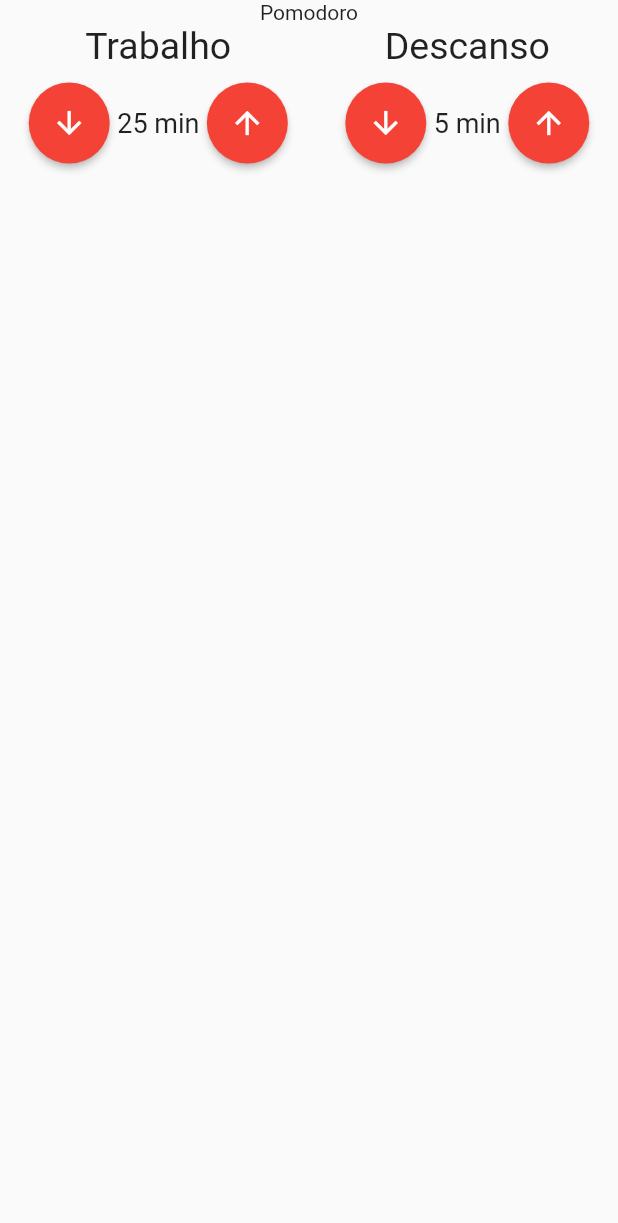
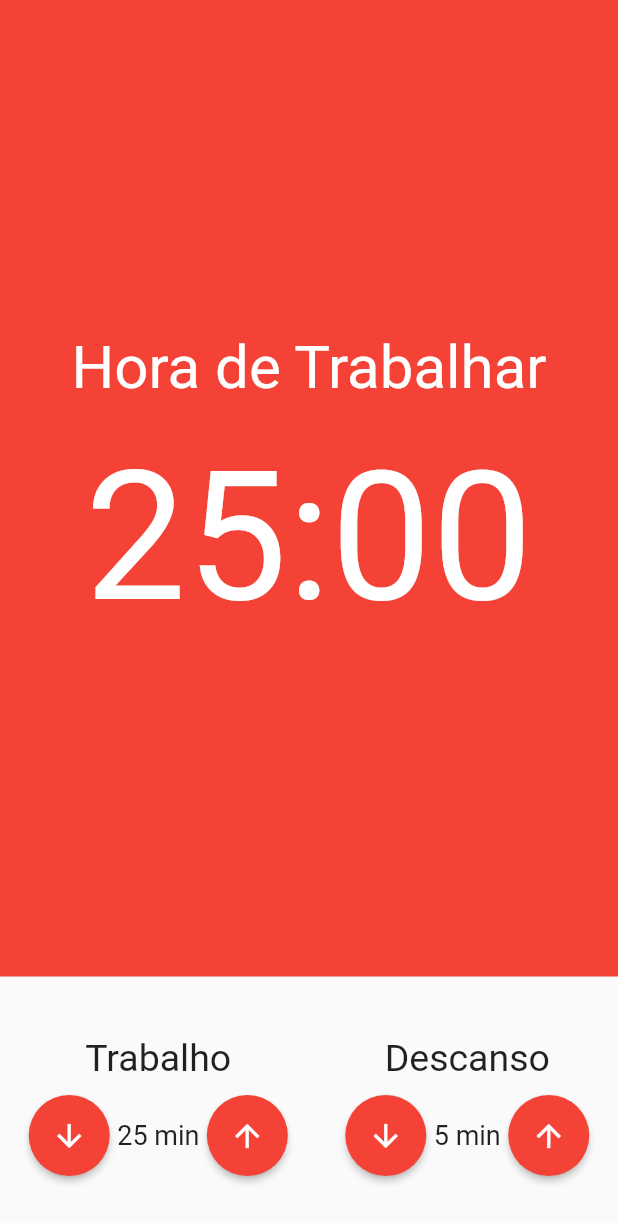
Before and after one commit to RToramaru/contador-pomodoro, a Flutter app: the screen it shows after launch, on a phone screen of 412 x 824 dp. Shown: the top 1223 px of the screen. Run offline on Flutter 3.47's test engine with Material 2 defaults, Android fonts, the phone set to English and light mode, and no system bars; our stand-ins replace mobx; generated files the repository leaves out were written again.

Commit message:
adicionar cronometro

```diff
--- /dev/null
+++ b/lib/components/cronometro.dart
@@ -0,0 +1,25 @@
+import 'package:flutter/material.dart';
+
+class Cronometro extends StatelessWidget {
+  const Cronometro({Key? key}) : super(key: key);
+
+  @override
+  Widget build(BuildContext context) {
+    return Container(
+      color: Colors.red,
+      child: Column(
+        crossAxisAlignment: CrossAxisAlignment.center,
+        mainAxisAlignment: MainAxisAlignment.center,
+        children: [
+          Text(
+            'Hora de Trabalhar',
+            style: TextStyle(fontSize: 40, color: Colors.white),
+          ),
+          SizedBox(height: 20,),
+          Text('25:00',
+          style: TextStyle(fontSize: 120, color: Colors.white),),
+        ],
+      ),
+    );
+  }
+}
--- a/lib/pages/pomodoro.dart
+++ b/lib/pages/pomodoro.dart
@@ -1,4 +1,5 @@
 import 'package:contador_pomodoro/components/EntradaTempo.dart';
+import 'package:contador_pomodoro/components/cronometro.dart';
 import 'package:flutter/material.dart';
 
 class Pomodoro extends StatelessWidget {
@@ -8,13 +9,17 @@ class Pomodoro extends StatelessWidget {
   Widget build(BuildContext context) {
     return Scaffold(
       body: Column(
+        crossAxisAlignment: CrossAxisAlignment.stretch,
         children:  [
-          Text('Pomodoro'),
-          Row(mainAxisAlignment: MainAxisAlignment.spaceAround,
-            children: [
-            EntradaTempo(titulo: 'Trabalho', valor: 25),
-          EntradaTempo(titulo: 'Descanso', valor: 5)
-          ],),
+          Expanded(child: Cronometro()),
+          Padding(
+            padding: const EdgeInsets.symmetric(vertical: 40),
+            child: Row(mainAxisAlignment: MainAxisAlignment.spaceAround,
+              children: [
+              EntradaTempo(titulo: 'Trabalho', valor: 25),
+            EntradaTempo(titulo: 'Descanso', valor: 5)
+            ],),
+          ),
 
         ],
       ),
```
